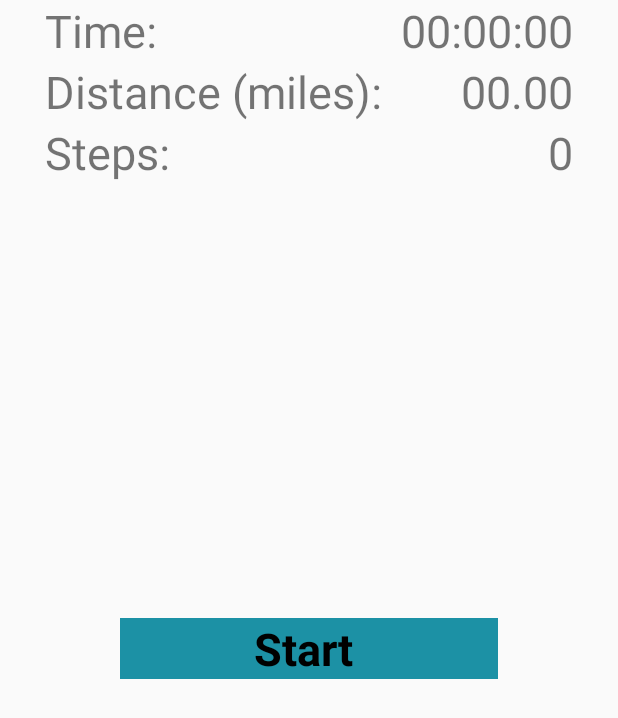
After one commit to jhall234/GymBuddy, an Android app: the AddRunActivity screen opened directly, with no data from a screen before it, on a phone screen of 412 x 824 dp. The commit adds this screen. Shown: the top 718 px of the screen. Run offline under Robolectric (Android 15) with nearby library versions, the phone set to English and light mode, and no system bars.

```diff
--- a/app/src/main/AndroidManifest.xml
+++ b/app/src/main/AndroidManifest.xml
@@ -20,6 +20,7 @@
         <activity android:name=".LogsListActivity"></activity>
         <activity android:name=".AddLogActivity"></activity>
         <activity android:name=".WorkoutPlansActivity"></activity>
+        <activity android:name=".AddRunActivity"></activity>
     </application>
 
 </manifest>
--- /dev/null
+++ b/app/src/main/java/com/csci448/jhallinan/gymbuddy/AddRunActivity.kt
@@ -0,0 +1,31 @@
+package com.csci448.jhallinan.gymbuddy
+
+import android.content.Context
+import android.content.Intent
+import android.os.Bundle
+import android.support.v4.app.Fragment
+import android.support.v7.app.AppCompatActivity
+
+class AddRunActivity: AppCompatActivity() {
+    companion object {
+        fun createIntent(context: Context?) : Intent {
+            val intent = Intent(context, AddRunActivity::class.java)
+            return intent
+        }
+    }
+
+    override fun onCreate(savedInstanceState: Bundle?) {
+        super.onCreate(savedInstanceState)
+
+        setContentView(R.layout.fragment_container_layout)
+        var fragment: Fragment? = supportFragmentManager.findFragmentById(R.id.fragment_container)
+        if(fragment == null) {
+            fragment = createFragment()
+            supportFragmentManager.beginTransaction().add(R.id.fragment_container, fragment).commit()
+        }
+    }
+
+    fun createFragment() : Fragment {
+        return AddRunFragment.createFragment()
+    }
+}
--- /dev/null
+++ b/app/src/main/java/com/csci448/jhallinan/gymbuddy/AddRunFragment.kt
@@ -0,0 +1,51 @@
+package com.csci448.jhallinan.gymbuddy
+
+import android.app.Activity
+import android.app.Activity.RESULT_OK
+import android.content.Context
+import android.content.Intent
+import android.os.Bundle
+import android.support.v4.app.Fragment
+import android.view.LayoutInflater
+import android.view.View
+import android.view.ViewGroup
+import android.widget.Toast
+import kotlinx.android.synthetic.main.add_log_fragment.*
+import kotlinx.android.synthetic.main.add_run_fragment.*
+
+class AddRunFragment : Fragment() {
+
+    private var run_item: RunItem = RunItem()
+
+    override fun onCreateView(inflater: LayoutInflater, container: ViewGroup?, savedInstanceState: Bundle?): View? {
+        return inflater.inflate(R.layout.add_run_fragment, container, false)
+    }
+
+    override fun onViewCreated(view: View, savedInstanceState: Bundle?) {
+        super.onViewCreated(view, savedInstanceState)
+
+        start_run_button.setOnCheckedChangeListener { _, isChecked ->
+            if (isChecked) {
+                start_run_button.text = "Stop"
+                run_item = RunItem()
+                //TODO: start timer/tracker
+                Toast.makeText(context, "Tracker Started!", Toast.LENGTH_SHORT).show()
+            }
+            else {
+                RunController.addRunLog(run_item)
+                val data = Intent()
+                activity?.setResult(RESULT_OK, data)
+                activity?.finish()
+            }
+
+        }
+
+    }
+
+    companion object {
+        fun createFragment(): AddRunFragment {
+            val fragment = AddRunFragment()
+            return fragment
+        }
+    }
+}
--- /dev/null
+++ b/app/src/main/java/com/csci448/jhallinan/gymbuddy/RunItem.kt
@@ -0,0 +1,17 @@
+package com.csci448.jhallinan.gymbuddy
+
+import java.util.*
+
+class RunItem {
+    var id : UUID
+        private set
+
+    var date: Date = Date()
+    var distance: Double = 0.0
+    var time: Long = 0 //Time in milliseconds
+    var details : String = ""
+
+    init {
+        id = UUID.randomUUID()
+    }
+}
--- /dev/null
+++ b/app/src/main/res/layout/add_run_fragment.xml
@@ -0,0 +1,81 @@
+<?xml version="1.0" encoding="utf-8"?>
+<LinearLayout
+        xmlns:android="http://schemas.android.com/apk/res/android"
+        android:layout_width="match_parent"
+        android:layout_height="match_parent"
+        android:orientation="vertical">
+    <GridLayout
+            android:orientation="vertical"
+            android:layout_width="match_parent"
+            android:layout_height="0dp"
+            android:layout_weight="1"
+            android:layout_marginLeft="30dp"
+            android:layout_marginRight="30dp"
+            android:columnCount="2"
+            android:rowCount="3">
+
+        <TextView
+                android:layout_width="wrap_content"
+                android:layout_height="wrap_content"
+                android:text="Time: "
+                android:textSize="30sp"
+        />
+
+        <TextView
+                android:layout_width="wrap_content"
+                android:layout_height="wrap_content"
+                android:text="Distance (miles): "
+                android:textSize="30sp"/>
+
+        <TextView
+                android:layout_width="wrap_content"
+                android:layout_height="wrap_content"
+                android:text="Steps: "
+                android:textSize="30sp"/>
+
+        <TextView
+                android:layout_width="wrap_content"
+                android:layout_height="wrap_content"
+                android:layout_gravity="end"
+                android:text="00:00:00"
+                android:textSize="30sp"/>
+
+        <TextView
+                android:layout_width="wrap_content"
+                android:layout_height="wrap_content"
+                android:layout_gravity="end"
+                android:text="00.00"
+                android:textSize="30sp"/>
+
+
+        <TextView
+                android:layout_width="wrap_content"
+                android:layout_height="wrap_content"
+                android:layout_gravity="end"
+                android:text="0"
+                android:textSize="30sp"/>
+
+
+    </GridLayout>
+
+    <LinearLayout
+            android:layout_width="match_parent"
+            android:layout_height="0dp"
+            android:layout_weight="1"
+            android:layout_marginLeft="80dp"
+            android:layout_marginRight="80dp">
+        <CheckBox
+                android:id="@+id/start_run_button"
+                android:layout_width="match_parent"
+                android:layout_height="wrap_content"
+                android:paddingLeft="90dp"
+                android:text="Start"
+                android:textSize="30sp"
+                android:textAlignment="center"
+                android:textStyle="bold"
+                android:background="@color/colorBlueButton"
+                android:button="@android:color/transparent"
+                />
+    </LinearLayout>
+
+</LinearLayout>
```
Also changed, not shown: app/src/main/java/com/csci448/jhallinan/gymbuddy/RunController.kt (added, +24 -0 lines), app/src/main/java/com/csci448/jhallinan/gymbuddy/RunningFragment.kt (+82 -1 lines), app/src/main/res/layout/list_item_run.xml (added, +31 -0 lines), app/src/main/res/layout/running_fragment.xml (+31 -10 lines).
